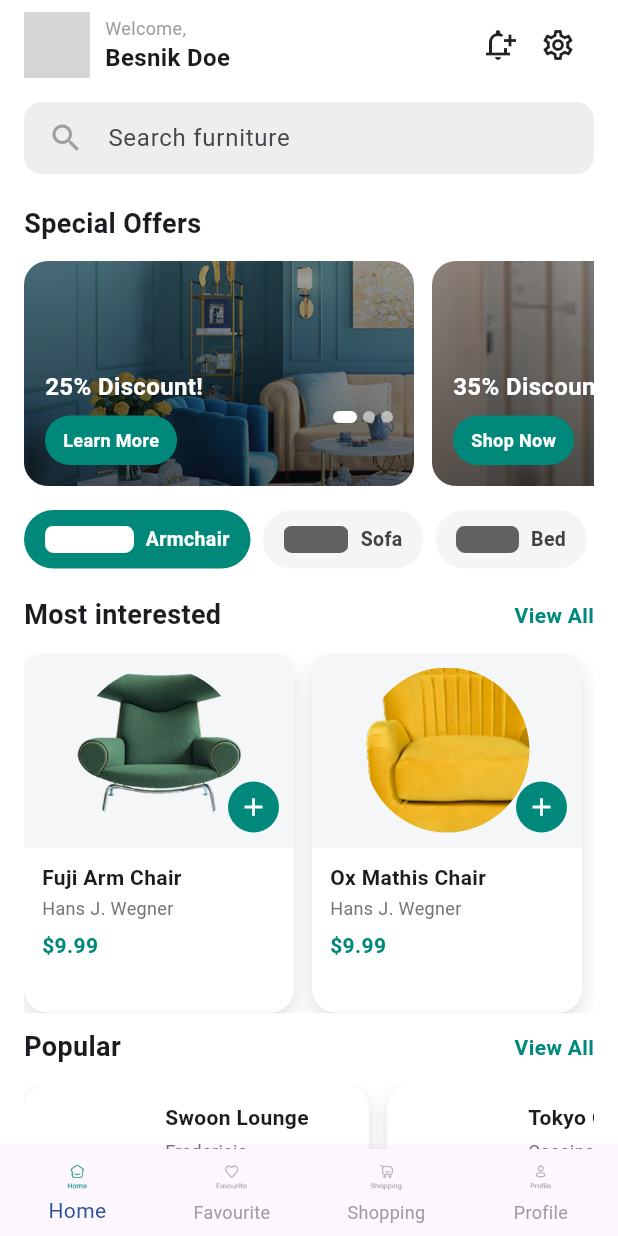
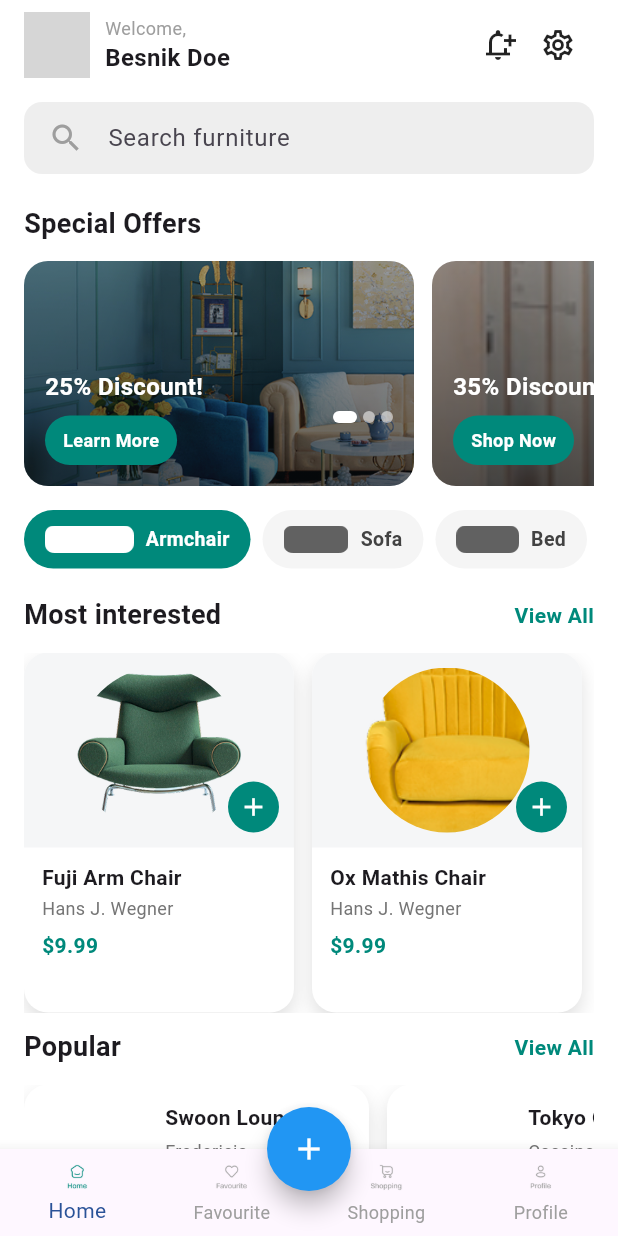
Before and after one commit to malaikashah374/E-Commerce, a Flutter app: the BottomNavbar screen opened directly, on a phone screen of 412 x 824 dp. Run offline on Flutter 3.47's test engine with Material 3 defaults, Android fonts, the phone set to English and light mode, and no system bars; our stand-ins replace google_fonts; Roboto replaces fonts that are missing (Aboreto); grey boxes are pictures that could not be loaded.

```diff
--- a/lib/veiws/widgets/bottomnav_bar.dart
+++ b/lib/veiws/widgets/bottomnav_bar.dart
@@ -1,3 +1,4 @@
+import 'package:e_commerce/veiws/screens/checkout_screen/checkout_screen.dart';
 import 'package:e_commerce/veiws/screens/detail_screen/detail_screen.dart';
 import 'package:e_commerce/veiws/screens/fav_Screen/fav_screen.dart';
 import 'package:e_commerce/veiws/screens/home_screen/home_screen.dart';
@@ -27,10 +28,25 @@ class _BottomNavbarState extends State<BottomNavbar> {
       _selectedIndex = index;
     });
   }
+
   @override
   Widget build(BuildContext context) {
     return Scaffold(
+      floatingActionButtonLocation: FloatingActionButtonLocation.centerDocked,
+      floatingActionButton: FloatingActionButton(
+        onPressed: () {
+          Navigator.push(
+            context,
+            MaterialPageRoute(builder: (context) => UploadProductScreen()),
+          );
+        },
+        backgroundColor: Colors.blue,
+        shape: RoundedRectangleBorder(borderRadius: BorderRadius.circular(50)),
+        child: Icon(Icons.add, color: Colors.white),
+      ),
+
       body: _screens[_selectedIndex],
+
       bottomNavigationBar: BottomNavigationBar(
         currentIndex: _selectedIndex,
         onTap: _onItemTapped,
@@ -91,6 +107,7 @@ class _BottomNavbarState extends State<BottomNavbar> {
             label: "Profile",
           ),
         ],
-    ),);
+      ),
+    );
   }
 }
```
Lines whose indentation alone changed are shown as unchanged.
